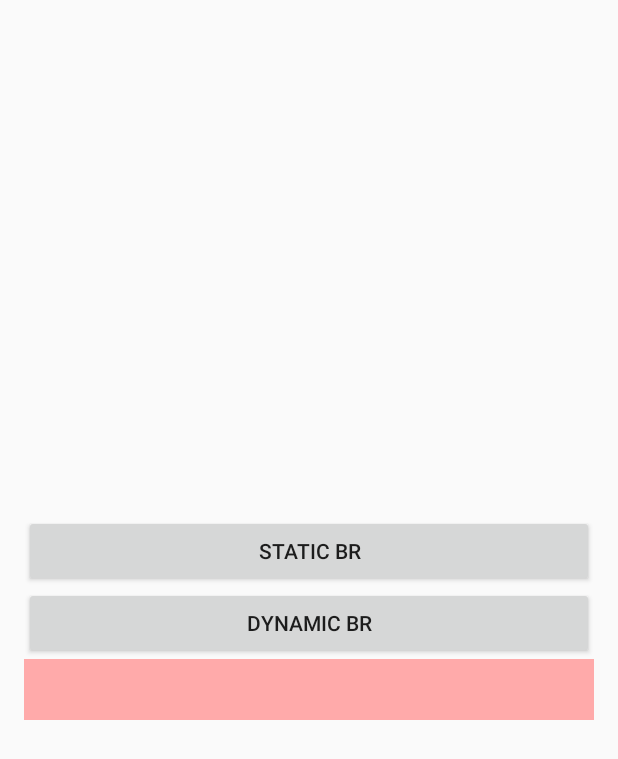
After one commit to backDreamon/BroadcastReceiverEX, an Android app: the layout activity_main.xml on its own in the app's theme, with its tools: preview values and no code run, on a phone screen of 412 x 824 dp. The commit adds this screen. Shown: the top 759 px of the screen. Run offline under Robolectric (Android 15) with nearby library versions, the phone set to English and light mode, and no system bars.

Commit message:
FIRST - mand

```diff
--- /dev/null
+++ b/app/src/main/res/layout/activity_main.xml
@@ -0,0 +1,36 @@
+<?xml version="1.0" encoding="utf-8"?>
+<LinearLayout xmlns:android="http://schemas.android.com/apk/res/android"
+    xmlns:tools="http://schemas.android.com/tools"
+    android:id="@+id/activity_main"
+    android:layout_width="match_parent"
+    android:layout_height="match_parent"
+    android:paddingBottom="@dimen/activity_vertical_margin"
+    android:paddingLeft="@dimen/activity_horizontal_margin"
+    android:paddingRight="@dimen/activity_horizontal_margin"
+    android:paddingTop="@dimen/activity_vertical_margin"
+    android:orientation="vertical"
+    tools:context="aarin.test.kr.broadcastreceiverex.MainActivity"
+    android:gravity="center">
+
+    <Button
+        android:layout_width="match_parent"
+        android:layout_height="wrap_content"
+        android:text="Static BR"
+        android:layout_gravity="center"
+        android:id="@+id/btnS" />
+
+    <Button
+        android:layout_width="match_parent"
+        android:layout_height="wrap_content"
+        android:text="Dynamic BR"
+        android:layout_gravity="center"
+        android:id="@+id/btnD" />
+
+    <TextView
+        android:layout_width="match_parent"
+        android:layout_height="wrap_content"
+        android:layout_gravity="center"
+        android:id="@+id/br_text"
+        android:background="#ffaaaa"
+        android:textSize="30dp"/>
+</LinearLayout>
--- /dev/null
+++ b/app/src/main/res/values-w820dp/dimens.xml
@@ -0,0 +1,6 @@
+<resources>
+    <!-- Example customization of dimensions originally defined in res/values/dimens.xml
+         (such as screen margins) for screens with more than 820dp of available width. This
+         would include 7" and 10" devices in landscape (~960dp and ~1280dp respectively). -->
+    <dimen name="activity_horizontal_margin">64dp</dimen>
+</resources>
--- /dev/null
+++ b/app/src/main/res/values/colors.xml
@@ -0,0 +1,6 @@
+<?xml version="1.0" encoding="utf-8"?>
+<resources>
+    <color name="colorPrimary">#3F51B5</color>
+    <color name="colorPrimaryDark">#303F9F</color>
+    <color name="colorAccent">#FF4081</color>
+</resources>
--- /dev/null
+++ b/app/src/main/res/values/dimens.xml
@@ -0,0 +1,5 @@
+<resources>
+    <!-- Default screen margins, per the Android Design guidelines. -->
+    <dimen name="activity_horizontal_margin">16dp</dimen>
+    <dimen name="activity_vertical_margin">16dp</dimen>
+</resources>
--- /dev/null
+++ b/app/src/main/res/values/strings.xml
@@ -0,0 +1,3 @@
+<resources>
+    <string name="app_name">BroadcastReceiverEX</string>
+</resources>
--- /dev/null
+++ b/app/src/main/res/values/styles.xml
@@ -0,0 +1,11 @@
+<resources>
+
+    <!-- Base application theme. -->
+    <style name="AppTheme" parent="Theme.AppCompat.Light.DarkActionBar">
+        <!-- Customize your theme here. -->
+        <item name="colorPrimary">@color/colorPrimary</item>
+        <item name="colorPrimaryDark">@color/colorPrimaryDark</item>
+        <item name="colorAccent">@color/colorAccent</item>
+    </style>
+
+</resources>
```
Also changed, not shown: app/src/main/java/aarin/test/kr/broadcastreceiverex/MainActivity.java (+51 -8 lines), app/src/main/res/mipmap-hdpi/ic_launcher.png (added), app/src/main/res/mipmap-mdpi/ic_launcher.png (added), app/src/main/res/mipmap-xhdpi/ic_launcher.png (added), app/src/main/res/mipmap-xxhdpi/ic_launcher.png (added), app/src/main/res/mipmap-xxxhdpi/ic_launcher.png (added), 4 other files.
